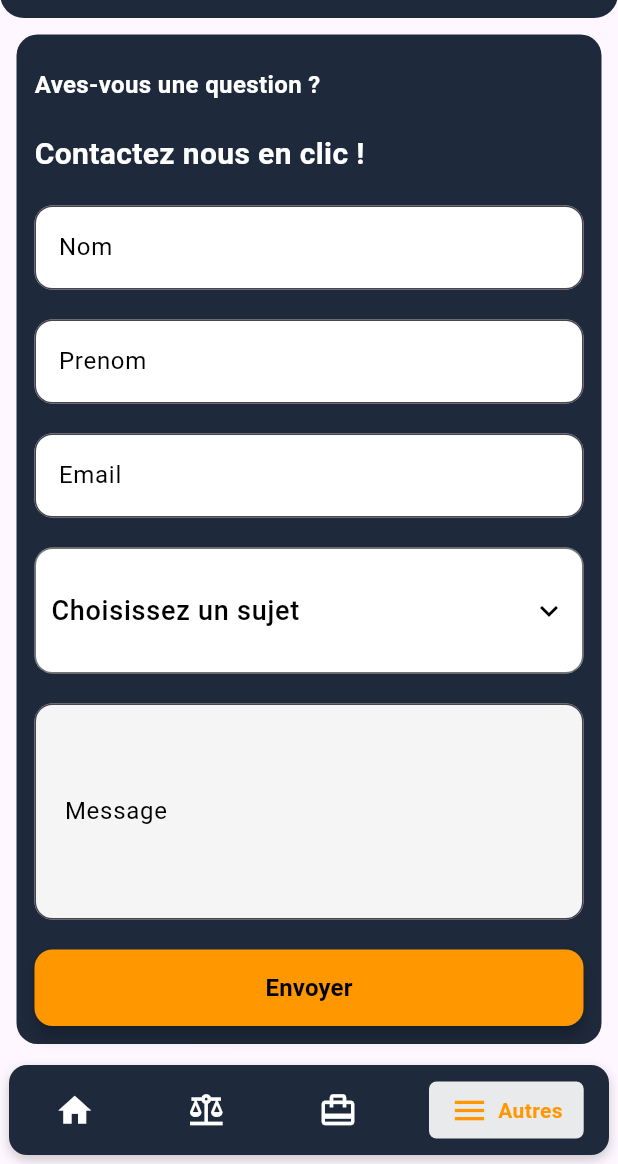
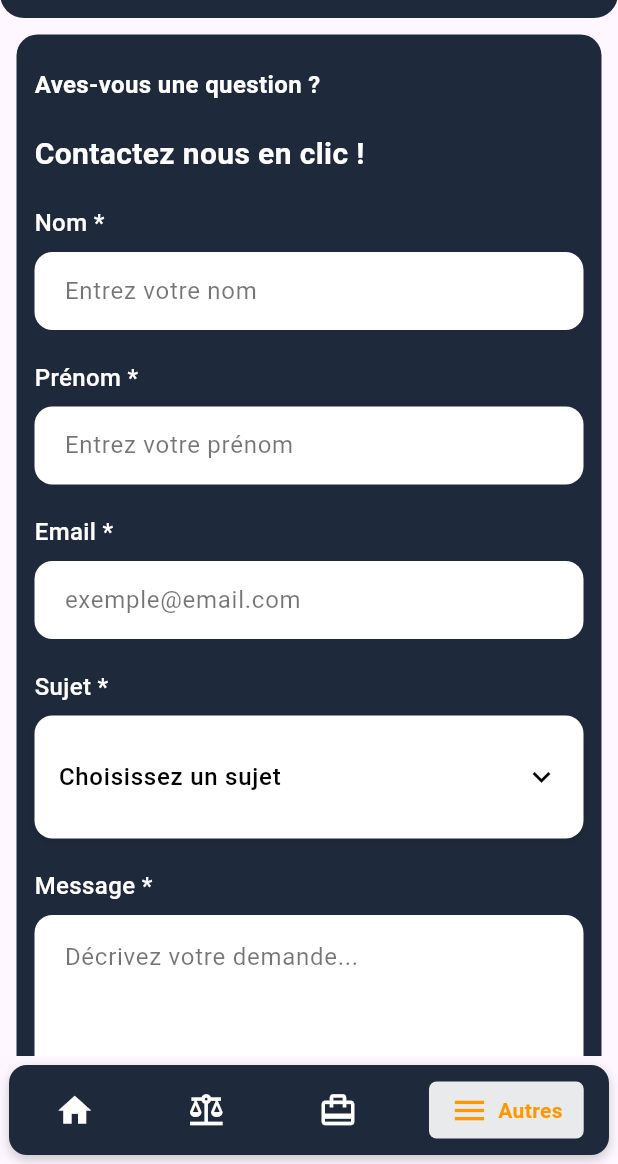
Before and after one commit to famoussa75/JUDICALEX_MOBILE, a Flutter app: the Contact screen opened by its route, on a phone screen of 412 x 824 dp, the part 72-1236 px from its top. Run offline on Flutter 3.47's test engine with Material 3 defaults, Android fonts, the phone set to English and light mode, and no system bars; our stand-ins replace connectivity_plus, flutter_local_notifications, image_picker, logger, permission_handler, share_plus and 3 more; missing offline and left inert: flutter_app_badge_control, flutter_background_service, flutter_web_browser, mailer; accounts and stored records are empty.

Commit message:
corrections2

```diff
--- a/lib/screems/contact/contact.dart
+++ b/lib/screems/contact/contact.dart
@@ -112,79 +112,151 @@ class _ContactState extends State<Contact> {
                     const SizedBox(height: 20,),
 
 
-                    // champs pour le nom
+
+                    // Champ pour le nom
+                    Column(
+                      crossAxisAlignment: CrossAxisAlignment.start,
+                      children: [
+                        const Text(
+                          "Nom *",
+                          style: TextStyle(
+                            color: Colors.white,
+                            fontSize: 16,
+                            fontWeight: FontWeight.w500,
+                          ),
+                        ),
+                        const SizedBox(height: 8),
                         TextField(
                           controller: nomController,
-                      style: const TextStyle(color: Colors.black), // texte en noir
+                          style: const TextStyle(color: Colors.black),
                           decoration: InputDecoration(
-                        label: const Text(
-                          "Nom",
-                          style: TextStyle(color: Colors.black), // label en noir
-                        ),
+                            hintText: "Entrez votre nom",
+                            hintStyle: const TextStyle(color: Colors.black54),
                             filled: true,
-                        fillColor: Colors.white, // fond blanc
+                            fillColor: Colors.white,
                             border: OutlineInputBorder(
                               borderRadius: BorderRadius.circular(12),
+                              borderSide: BorderSide.none,
+                            ),
+                            contentPadding: const EdgeInsets.symmetric(horizontal: 16, vertical: 14),
                           ),
                         ),
+                      ],
                     ),
 
-                    const SizedBox(height: 20,),
-                    // champs pour le nom
+                    const SizedBox(height: 20),
+
+                    // Champ pour le prénom
+                    Column(
+                      crossAxisAlignment: CrossAxisAlignment.start,
+                      children: [
+                        const Text(
+                          "Prénom *",
+                          style: TextStyle(
+                            color: Colors.white,
+                            fontSize: 16,
+                            fontWeight: FontWeight.w500,
+                          ),
+                        ),
+                        const SizedBox(height: 8),
                         TextField(
-                      style: const TextStyle(color: Colors.black), // texte en noir
                           controller: prenomController,
+                          style: const TextStyle(color: Colors.black),
                           decoration: InputDecoration(
-                          label: const Text("Prenom",style: TextStyle(color: Colors.black )), // label en noir),
+                            hintText: "Entrez votre prénom",
+                            hintStyle: const TextStyle(color: Colors.black54),
                             filled: true,
-                          fillColor: Colors.white, // fond blanc
+                            fillColor: Colors.white,
                             border: OutlineInputBorder(
                               borderRadius: BorderRadius.circular(12),
-                          )
+                              borderSide: BorderSide.none,
+                            ),
+                            contentPadding: const EdgeInsets.symmetric(horizontal: 16, vertical: 14),
                           ),
                         ),
-                    const SizedBox(height: 20,),
-                    // champs pour le nom
+                      ],
+                    ),
+
+                    const SizedBox(height: 20),
+
+                    // Champ pour l'email
+                    Column(
+                      crossAxisAlignment: CrossAxisAlignment.start,
+                      children: [
+                        const Text(
+                          "Email *",
+                          style: TextStyle(
+                            color: Colors.white,
+                            fontSize: 16,
+                            fontWeight: FontWeight.w500,
+                          ),
+                        ),
+                        const SizedBox(height: 8),
                         TextField(
                           controller: emailController,
-                      style: const TextStyle(color: Colors.black), // texte en noir
+                          style: const TextStyle(color: Colors.black),
+                          keyboardType: TextInputType.emailAddress,
                           decoration: InputDecoration(
-                          label: const Text("Email", style: TextStyle(color: Colors.black )),
+                            hintText: "exemple@email.com",
+                            hintStyle: const TextStyle(color: Colors.black54),
                             filled: true,
-                          fillColor: Colors.white, // fond blanc
+                            fillColor: Colors.white,
                             border: OutlineInputBorder(
                               borderRadius: BorderRadius.circular(12),
-                          )
+                              borderSide: BorderSide.none,
+                            ),
+                            contentPadding: const EdgeInsets.symmetric(horizontal: 16, vertical: 14),
                           ),
                         ),
+                      ],
+                    ),
 
-                    const SizedBox(height: 20,),
+                    const SizedBox(height: 20),
+
+                    // Sélection du sujet
+                    Column(
+                      crossAxisAlignment: CrossAxisAlignment.start,
+                      children: [
+                        const Text(
+                          "Sujet *",
+                          style: TextStyle(
+                            color: Colors.white,
+                            fontSize: 16,
+                            fontWeight: FontWeight.w500,
+                          ),
+                        ),
+                        const SizedBox(height: 8),
                         Container(
                           decoration: BoxDecoration(
                             color: Colors.white,
-                        border: Border.all(color: Colors.black54, width: 1),
                             borderRadius: BorderRadius.circular(12),
+                            boxShadow: [
+                              BoxShadow(
+                                color: Colors.black.withOpacity(0.1),
+                                blurRadius: 4,
+                                offset: const Offset(0, 2),
+                              ),
+                            ],
                           ),
                           child: Theme(
                             data: Theme.of(context).copyWith(
-                          dividerColor: Colors.transparent,
-                          splashColor: Colors.grey.shade200,
+                              dividerColor: Colors.grey[300],
+                              splashColor: Colors.grey[200],
                             ),
                             child: ExpansionTile(
-                          key: ValueKey(isExpanded), // ✅ force rebuild quand isExpanded change
+                              key: ValueKey(isExpanded),
                               iconColor: Colors.black,
                               collapsedIconColor: Colors.black,
-                          tilePadding: const EdgeInsets.symmetric(horizontal: 10, vertical: 12),
-                          childrenPadding: const EdgeInsets.symmetric(horizontal:10, vertical: 8),
-
+                              tilePadding: const EdgeInsets.symmetric(horizontal: 16, vertical: 12),
+                              childrenPadding: const EdgeInsets.only(bottom: 8),
                               title: Row(
                                 children: [
                                   Expanded(
                                     child: Text(
-                                  selectedSubject.isEmpty ? "Choisissez un sujet" : selectedSubject,
-                                  style: const TextStyle(
-                                    color: Colors.black,
-                                    fontSize: 18,
+                                      selectedSubject.isEmpty ? "Sélectionnez un sujet" : selectedSubject,
+                                      style: TextStyle(
+                                        color: selectedSubject.isEmpty ? Colors.black54 : Colors.black,
+                                        fontSize: 16,
                                         fontWeight: FontWeight.w500,
                                       ),
                                     ),
@@ -194,99 +266,64 @@ class _ContactState extends State<Contact> {
                                     const Icon(
                                       Icons.check_circle,
                                       color: Colors.green,
+                                      size: 20,
                                     ),
                                 ],
                               ),
-
                               initiallyExpanded: isExpanded,
                               onExpansionChanged: (bool expanding) {
                                 setState(() {
                                   isExpanded = expanding;
                                 });
                               },
-
                               children: [
-                            ListTile(
-                              title: const Text("Information", style: TextStyle(color: Colors.black)),
-                              onTap: () {
-                                setState(() {
-                                  selectedSubject = "Information";
-                                  isSubjectSelected = true;
-                                  isExpanded = false; // ✅ referme après choix
-                                });
-                              },
-                            ),
-                            ListTile(
-                              title: const Text("Rôle d'audience", style: TextStyle(color: Colors.black)),
-                              onTap: () {
-                                setState(() {
-                                  selectedSubject = "Rôle d'audience";
-                                  isSubjectSelected = true;
-                                  isExpanded = false;
-                                });
-                              },
-                            ),
-                            ListTile(
-                              title: const Text("Modes de courrier", style: TextStyle(color: Colors.black)),
-                              onTap: () {
-                                setState(() {
-                                  selectedSubject = "Modes de courrier";
-                                  isSubjectSelected = true;
-                                  isExpanded = false;
-                                });
-                              },
-                            ),
-                            ListTile(
-                              title: const Text("Entrepreneuriat", style: TextStyle(color: Colors.black)),
-                              onTap: () {
-                                setState(() {
-                                  selectedSubject = "Entrepreneuriat";
-                                  isSubjectSelected = true;
-                                  isExpanded = false;
-                                });
-                              },
-                            ),
-                            ListTile(
-                              title: const Text("Emplois", style: TextStyle(color: Colors.black)),
-                              onTap: () {
-                                setState(() {
-                                  selectedSubject = "Emplois";
-                                  isSubjectSelected = true;
-                                  isExpanded = false;
-                                });
-                              },
-                            ),
-                            ListTile(
-                              title: const Text("Autre", style: TextStyle(color: Colors.black)),
-                              onTap: () {
-                                setState(() {
-                                  selectedSubject = "Autre";
-                                  isSubjectSelected = true;
-                                  isExpanded = false;
-                                });
-                              },
-                            ),
+                                _buildSubjectOption("Information"),
+                                _buildSubjectOption("Rôle d'audience"),
+                                _buildSubjectOption("Modes de courrier"),
+                                _buildSubjectOption("Entrepreneuriat"),
+                                _buildSubjectOption("Emplois"),
+                                _buildSubjectOption("Autre"),
                               ],
                             ),
                           ),
                         ),
+                      ],
+                    ),
+
                     const SizedBox(height: 20),
-                    // champs pour le nom
+
+                    // Champ pour le message
+                    Column(
+                      crossAxisAlignment: CrossAxisAlignment.start,
+                      children: [
+                        const Text(
+                          "Message *",
+                          style: TextStyle(
+                            color: Colors.white,
+                            fontSize: 16,
+                            fontWeight: FontWeight.w500,
+                          ),
+                        ),
+                        const SizedBox(height: 8),
                         TextField(
                           controller: messageController,
-                      maxLines: 5, // pour un champ de message plus grand
-                      style: const TextStyle(color: Colors.black), // texte noir
+                          maxLines: 5,
+                          style: const TextStyle(color: Colors.black),
                           decoration: InputDecoration(
-                        labelText: "Message",
-                        labelStyle: const TextStyle(color: Colors.black), // label lisible
+                            hintText: "Décrivez votre demande...",
+                            hintStyle: const TextStyle(color: Colors.black54),
                             filled: true,
-                        fillColor: Colors.grey[100], // fond gris clair
+                            fillColor: Colors.white,
                             border: OutlineInputBorder(
-                          borderRadius: BorderRadius.circular(12), // coins arrondis
+                              borderRadius: BorderRadius.circular(12),
+                              borderSide: BorderSide.none,
                             ),
-                        contentPadding: const EdgeInsets.symmetric(horizontal: 16, vertical: 12), // espacement interne
+                            contentPadding: const EdgeInsets.symmetric(horizontal: 16, vertical: 16),
                           ),
                         ),
+                      ],
+                    ),
+
 
                     const SizedBox(height: 20,),
                     // Bouton pour envoyer
@@ -328,7 +365,7 @@ class _ContactState extends State<Contact> {
                           final smtpServer = gmail(username, appPassword);
 
                           final mailMessage = Message()
-                  ..from = Address(username, 'Nom de votre Application')
+                            ..from = Address(username, 'JUDICALEX')
                             ..recipients.add('houmadifahad100@gmail.com')
                             ..subject = subject
                             ..text = 'Nom: $nom\nPrénom: $prenom\nE-mail: $email\n\nSujet: $subject\n\nMessage:\n$message ';
@@ -621,4 +658,23 @@ class _ContactState extends State<Contact> {
       bottomNavigationBar: const SafeArea(child: CustomNavigator(currentIndex: 5)),
     );
   }
+
+   Widget _buildSubjectOption(String subject) {
+     return ListTile(
+       title: Text(
+         subject,
+         style: const TextStyle(
+           color: Colors.black,
+           fontSize: 15,
+         ),
+       ),
+       onTap: () {
+         setState(() {
+           selectedSubject = subject;
+           isSubjectSelected = true;
+           isExpanded = false;
+         });
+       },
+     );
    }
+}
--- a/lib/screems/notifications/notification.dart
+++ b/lib/screems/notifications/notification.dart
@@ -2,12 +2,10 @@ import 'dart:async';
 import 'dart:convert';
 import 'dart:io';
 import 'dart:ui';
-
 import 'package:flutter/material.dart';
 import 'package:flutter_local_notifications/flutter_local_notifications.dart';
 import 'package:http/http.dart' as http;
 import 'package:provider/provider.dart';
-
 import '../../db/base_sqlite.dart';
 import '../../widget/bottom_navigation_bar.dart';
 import '../../widget/domain_provider.dart';
--- a/lib/widget/country_selector.dart
+++ b/lib/widget/country_selector.dart
@@ -100,7 +100,6 @@ class CountrySelectionWidgetState extends State<CountrySelectionWidget> {
                 overflow: TextOverflow.ellipsis,
               ),
             )
-
           ],
         ),
         children: countries.map((country) {
```
Also changed, not shown: lib/screems/authentification/login.dart (+27 -9 lines), lib/screems/news/news.detail.dart (+23 -22 lines), lib/widget/drawer.dart (+17 -16 lines), images/google.png (added). Lines whose indentation alone changed are shown as unchanged.
